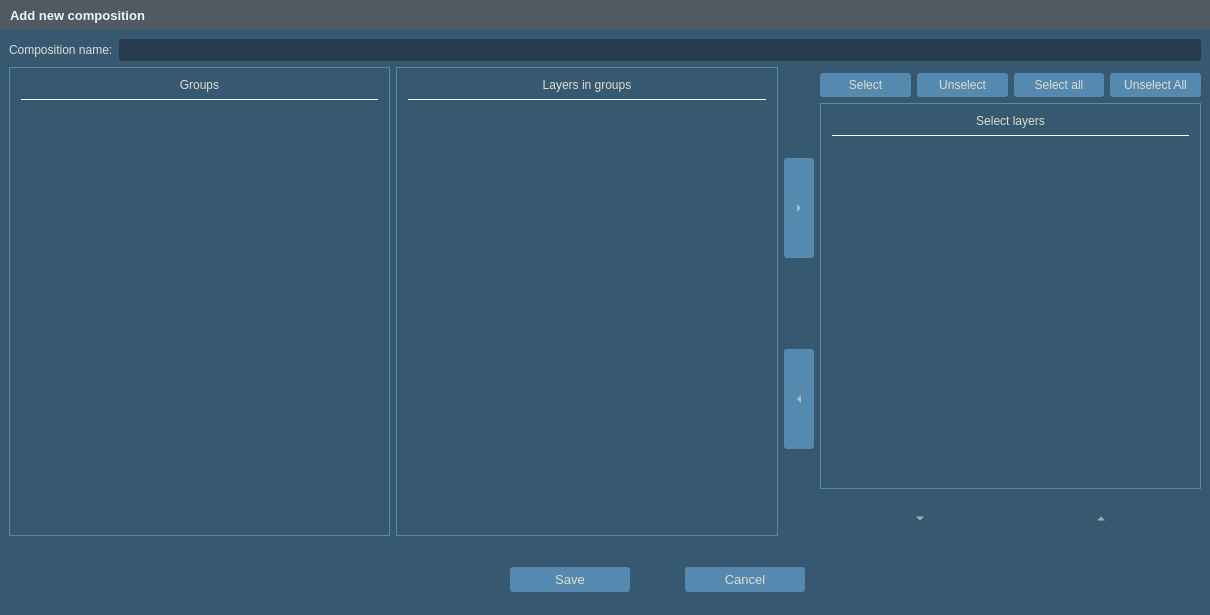
This is Kompozycje/nowa_kompozycja.ui in GIAPspzoo/GIAP_PolaMap_lite as Qt 5 draws it before an edit. The edited form follows.
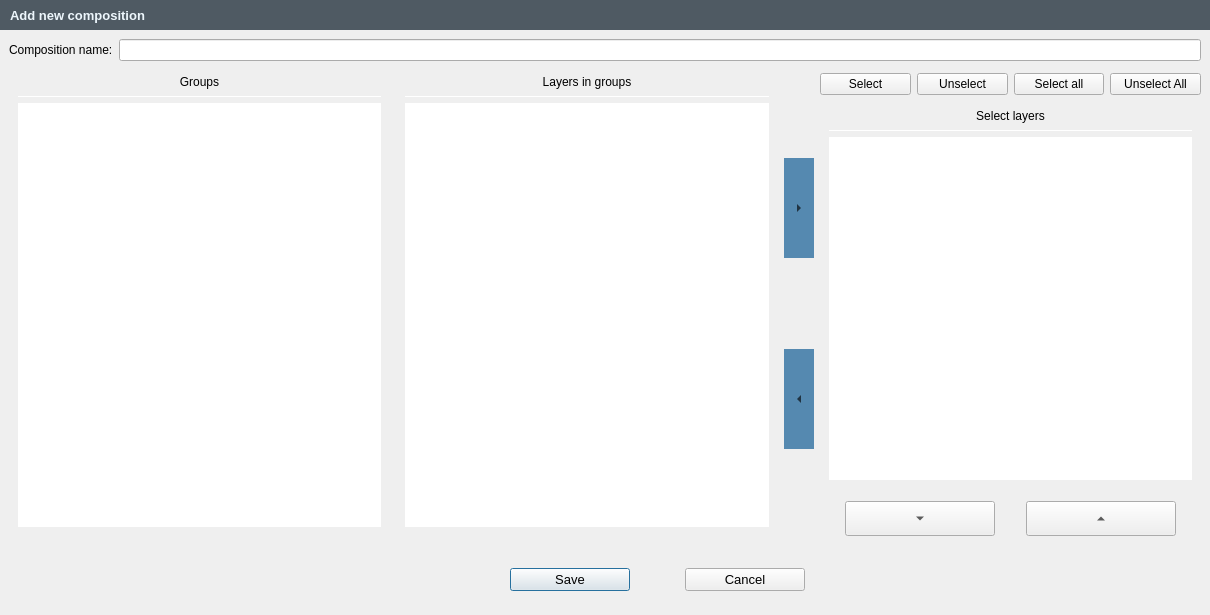
This is the edited form. Icons and pictures are not drawn.

```diff
--- a/Kompozycje/nowa_kompozycja.ui
+++ b/Kompozycje/nowa_kompozycja.ui
@@ -45,443 +45,7 @@
     <normaloff>:/plugins/GIAP-giap_layout/icons/giap_logo.png</normaloff>:/plugins/GIAP-giap_layout/icons/giap_logo.png</iconset>
   </property>
   <property name="styleSheet">
-   <string notr="true">* {
-background-color: #365871;
-selection-background-color:  #5589B0;
-color:#E0DECF;
-font: 10pt &quot;Segoe UI&quot;;
-}
-QLabel{
-font: 10pt &quot;Segoe UI&quot;;
-color:#E0DECF;
-}
-
-
-QScrollBar:horizontal {
-    height: 15px;
-}
-QScrollBar::handle:horizontal {
-    background: #5589B0;
-    border-radius: 5px;
-    width: 10px;
-    margin: 2px 0 2px 0;
-}
-QScrollBar::add-line:horizontal, QScrollBar::sub-line:horizontal  {
-    border: 1px solid #365871;
-    background: #365871;
-    width: 12px;
-}
- QScrollBar:vertical {
-     width: 15px;
- }
- QScrollBar::handle:vertical {
-     background: #5589B0;
-     height: 10px;
-     border-radius: 5px;
-         margin: 0px 2px 0px 2px;
- }
- QScrollBar::add-line:vertical{
-    border: 1px solid #365871;
-     background: #365871;
-     height: 12px;
- }
-
- QScrollBar::sub-line:vertical {
-      border: 1px solid #365871;
-     background: #365871;
-     height: 12px;
- }
-
-QAbstractScrollArea::corner {
- border: 1px solid #365871;
-width: 0px;
-height: 0px;
-}
-QProgressBar {
-    border: 2px solid #263B4E;
-    border-radius: 5px;
-}
-
-QCheckBox::indicator:disabled {
-background-color: #465A68;}
-
-QLineEdit, QTextEdit{
-color:#E0DECF;
-min-height: 20px;
-border: 1px solid;
-border-radius: 3px;
-border-color: #263c4e;
-background-color: #263c4e;
-}
-
-QLineEdit:focus{
-border: solid;
-border-style: solid;
-border-width: 1px;
-border-color: #E0DECF;
-}
-
-QPushButton {
-padding: 5px;
-border: none;
-border-width: 1px;
-border-radius: 3px;
-background-color: #5589B0;
-}
-QPushButton:checked {
-background-color: #5589B0;
-border: solid;
-border-width: 1px;
-border-color: #5589B0;
-}
-
-QPushButton:pressed {
-background-color: #5589B0;
-border: solid;
-border-width: 1px;
-border-color:#5589B0;
-}
-QPushButton:hover {
-background-color: #5589B0;
-border-radius: 3px;
-border: solid;
-border-style: solid;
-border-width: 1px;
-border-color: #E0DECF;
-}
-
-QToolButton {
-border: none;
-border-width: 0px;
-border-radius: 3px;
-background-color: none;
-}
-
-QToolButton:checked {
-background-color:#5589B0;
-border-radius: 3px;
-border: solid;
-border-width: 1px;
-border-color: #5589B0;
-}
-QToolButton:hover {
-background-color: #5589B0;
-border-radius: 3px;
-border: solid;
-border-width: 1px;
-border-color: #E0DECF;
-}
-
-
-QToolButton:pressed {
-background-color:#5589B0;
-border: solid;
-border-width: 1px;
-border-color: #5589B0;
-}
-
-QToolButton::menu, QToolButton::menu-button {
-background-color: #263C4E;
-border: solid;
-border-width: 1px;
-border-color: #5589B0;
-}
-QMenuBar {
-selection-background-color:  #5589B0;
-}
-QMenu{
-border: 1px solid #263c4e;
-
-}
-
-QMenu::item:selected {
-background-color:  #5589B0;
-}
-
-QHeaderView::section {
-    background-color: #5589B0;
-    color: #E0DECF;
-    padding-left: 4px;
-    border: 1px solid #4F5A63;
-}
-
-QHeaderView::section:checked
-{
-    background-color: #5589B0;
-}
-
-QComboBox{
-min-height: 26px;
-}
-
-QComboBox QListView{
-selection-background-color:  #5589B0;
-    color: #E0DECF;
-     border: 1px solid #263c4e;
-}
-
-QComboBox:disabled {
-background-color: #465A68;
-color: black;
-}
-
-QComboBox:editable {
-border: 0px solid #5589B0;
-border-radius: 3px;
-background-color: #263c4e;
-padding: 0px 0px 0px 3px;
-}
-
-QComboBox:editable:focus{
-border: solid;
-border-style: solid;
-border-width: 1px;
-border-color: #E0DECF;
-}
-
-QComboBox:!editable {
-border: 0px solid #5589B0;
-border-radius: 3px;
-background-color: #263c4e;
-padding:0px 3px 0px 3px;
-}
-
-QComboBox:!editable:on {
-background-color: #263c4e;
-border: solid;
-border-width: 1px;
-border-color: #365871;
-padding:0px 5px 0px 3px;
-}
-
-QComboBox::drop-down {
-border-left: solid;
-border-width: 0px;
-background-color: #263c4e;
-border-radius: 3px;
-}
-QComboBox::drop-down:editable:on {
-background-color:#263c4e;
-border: solid;
-border-width: 1px;
-border-color: #263c4e;
-}
-
-QComboBox::drop-down:!editable:on {
-background-color: #263c4e;
-}
-
-QComboBox::down-arrow {
-        image:  url(:/plugins/GIAP-PolaMap/icons/branch-open.png);
-    width: 18px;
-    height: 28px;
-}
-
-QComboBox::down-arrow:hover, QComboBox::down-arrow:pressed{
-border: solid;
-border-width: 0px;
-border-color: #E0DECF;
-border-radius: 3px;
-margin:0px 3px 0px -1px;
-}
-
-QToolTip {
-color:#E0DECF;
-	font: 10pt &quot;Segoe UI&quot;;
-font-weight: normal;
-border-style: double;
-border: 1px;
-border-radius: 3px;
-background-color:#4F5A63;
-}
-
-Line{
-color: 1px solid #E0DECF;
-}
-
-QTabBar::tab {
-padding: 2px;
-color: #E0DECF;
-}
-QTabWidget::tab-bar {
-    left: 5px;
-}
-QTabWidget::pane {
-border: 1px solid #365871;
-border-top: 1px solid #5589B0;
-}
-
-QTabBar::tab:selected, QTabBar::tab:hover, QTabBar::tab:!selected:hover {
-font-weight: 450;
-padding: 3px;
-border-top: 1px solid #365871;
-border-right: 0px solid #E0DECF;
-border-left: 0px solid #E0DECF;
-border-bottom: 3px solid #E0DECF;
-margin-bottom: 2px;
-background: #5589B0;
-}
-
-QTabBar::tab:!selected {
-font-weight: 450;
-color: #E0DECF;
-border: 2px solid #365871;
-margin-bottom: 2px;
-padding: 3px;
-}
-
-QTreeView {
-    border: 1px solid;
-    border-color: #5589B0;
-    margin: 2px;
-   show-decoration-selected: 1;
-}
-
-QTreeView::item,
-QTreeView::branch {
-    color: #E0DECF;
-     padding: 2px;
-}
-
-QTreeView:branch:hover,
-QTreeView:item:hover
-{
-    background-color: #5589B0;
-}
-
-QTreeView:branch:selected,
-QTreeView:item:selected
-{
-    background-color: #5589B0;
-    color: #E0DECF;
-}
-
-QTreeView::branch:has-children:!has-siblings:closed,
-QTreeView::branch:closed:has-children:has-siblings {
-        border-image: none;
-        image: url(:/plugins/GIAP-PolaMap/icons/branch-closed.png);
-}
-
-QTreeView::branch:open:has-children:!has-siblings,
-QTreeView::branch:open:has-children:has-siblings  {
-        border-image: none;
-        image:  url(:/plugins/GIAP-PolaMap/icons/branch-open.png);
-}
-
-QProgressBar {
-    border: 2px solid #365871;
-    background-color: #365871;
-    border-radius: 3px;
-    text-align: center;
-    color: #E0DECF;
-}
-
-QProgressBar::chunk {
-    background-color: #5589B0;
-}
-QSpinBox, QDoubleSpinBox,
-QSpinBox:editable,
-QSpinBox:hover,
-QSpinBox:pressed,
-QDoubleSpinBox:editable,
-QDoubleSpinBox:hover,
-QDoubleSpinBox:pressed {
-    border: 1px solid;
-    border-radius: 3px;
-    border-color: #263c4e;
-background-color: #263c4e;
-}
-QSpinBox:focus, QDoubleSpinBox:focus {
-border-style: solid;
-border-width: 0px;
-border-color: #E0DECF;
-}
-QSpinBox:disabled, QDoubleSpinBox:disabled {
-  border: none;
-  border-bottom: 1px solid #263c4e;
-  border-radius: 0;
-  background: #263c4e;
-  color: #000000;
-}
-QSpinBox::up-button, QDoubleSpinBox::up-button{
-  subcontrol-origin: border;
-  subcontrol-position: top right;
-  border: 0px solid #E0DECF;
-  border-radius: 3;
-  background: #263c4e;
-}
-
-QSpinBox::down-button, QDoubleSpinBox::down-button {
-  subcontrol-origin: border;
-  subcontrol-position: bottom right;
-  border: 0px solid #E0DECF;
-  border-radius: 3;
-  background: #263c4e;
-}
-QSpinBox::down-button:hover, QDoubleSpinBox::down-button:hover, QSpinBox::up-button:hover, QDoubleSpinBox::up-button:hover {
-border: solid;
-border-width: 1px;
-border-color: #E0DECF;
-}
-
-QSpinBox::up-arrow:disabled,
-QSpinBox::up-arrow:off {
-  image: none;
-}
-
-QSpinBox::down-arrow:disabled,
-QSpinBox::down-arrow:off,
- QDoubleSpinBox::down-arrow:disabled,
-QDoubleSpinBox::down-arrow:off{
-  image: none;
-}
-
-QTableView {
-    selection-background-color: #5589B0;
-}
-
-QGroupBox {
-    border-top: 1px solid #E0DECF;
-    margin-top: 5ex;
-}
-QGroupBox::title {
-    subcontrol-origin: margin;
-    padding: 0 5px;
-    }
-
-QDockWidget {
-    border: 10px solid lightgray;
-
-}
-
-QTableView, QListView
-        {
-            gridline-color:#4F5A63;
-            color: #E0DECF;
-            alternate-background-color: #4F5A63;
-            selection-background-color: #5589B0;
-            border: 1px solid #5589B0;
-        }
-QTableView::item, QListView::item
-        {
-            color: #E0DECF;
-        }
-QTableView::item:hover, QListView::item:hover
-        {
-            color: #E0DECF;
-            background: #5589B0;
-            selection-background-color: #5589B0;
-        }
-QTableView::item:focus, QListView::item:focus
-        {
-            color: #E0DECF;
-            background: #263B4E;
-        }
-QTableView::item:selected, QListView::item:selected
-        {
-            color: #E0DECF;
-            background-color: #5589B0;
-        }</string>
+   <string notr="true"/>
   </property>
   <property name="locale">
    <locale language="English" country="UnitedKingdom"/>
@@ -654,48 +218,8 @@
        <widget class="QFrame" name="frame_layers">
         <property name="styleSheet">
          <string notr="true">QFrame {
-background-color: #365871;
-selection-background-color:  #5589B0;
-font: 10pt &quot;Segoe UI&quot;;
-padding: 2px;
-border: 1px solid #5589B0;
-}
-QLabel{
-font: 12pt &quot;Segoe UI&quot;;
-color:#E0DECF;
-}
-
-QScrollBar:horizontal {
-    height: 15px;
-}
-QScrollBar::handle:horizontal {
-    background: #5589B0;
-    border-radius: 5px;
-    width: 10px;
-    margin: 2px 0 2px 0;
-}
-
- QScrollBar:vertical {
-     width: 15px;
- }
- QScrollBar::handle:vertical {
-     background: #5589B0;
-     height: 10px;
-     border-radius: 5px;
-	 margin: 0px 2px 0px 2px;
- }
- QScrollBar::add-line:vertical{
-border: 1px solid #365871;
-     background:#365871;
-     height: 12px;
- }
-
- QScrollBar::sub-line:vertical {
-border: 1px solid #365871;
-     background: #365871;
-     height: 12px;
- }
-</string>
+border: 0px solid #5589B0;
+}</string>
         </property>
         <property name="frameShape">
          <enum>QFrame::StyledPanel</enum>
@@ -778,48 +302,8 @@
        <widget class="QFrame" name="frame_5">
         <property name="styleSheet">
          <string notr="true">QFrame {
-background-color: #365871;
-selection-background-color:  #5589B0;
-font: 10pt &quot;Segoe UI&quot;;
-padding: 2px;
-border: 1px solid #5589B0;
-}
-QLabel{
-font: 12pt &quot;Segoe UI&quot;;
-color:#E0DECF;
-}
-
-QScrollBar:horizontal {
-    height: 15px;
-}
-QScrollBar::handle:horizontal {
-    background: #5589B0;
-    border-radius: 5px;
-    width: 10px;
-    margin: 2px 0 2px 0;
-}
-
- QScrollBar:vertical {
-     width: 15px;
- }
- QScrollBar::handle:vertical {
-     background: #5589B0;
-     height: 10px;
-     border-radius: 5px;
-	 margin: 0px 2px 0px 2px;
- }
- QScrollBar::add-line:vertical{
-border: 1px solid #365871;
-     background:#365871;
-     height: 12px;
- }
-
- QScrollBar::sub-line:vertical {
-border: 1px solid #365871;
-     background: #365871;
-     height: 12px;
- }
-</string>
+border: 0px solid #5589B0;
+}</string>
         </property>
         <property name="frameShape">
          <enum>QFrame::StyledPanel</enum>
@@ -948,47 +432,9 @@
        <widget class="QFrame" name="frame_groups">
         <property name="styleSheet">
          <string notr="true">QFrame {
-background-color: #365871;
-selection-background-color:  #5589B0;
-font: 10pt &quot;Segoe UI&quot;;
-padding: 2px;
-border: 1px solid #5589B0;
+border: 0px solid #5589B0;
 }
-QLabel{
-font: 12pt &quot;Segoe UI&quot;;
-color:#E0DECF;
-}
 
-QScrollBar:horizontal {
-    height: 15px;
-}
-QScrollBar::handle:horizontal {
-    background: #5589B0;
-    border-radius: 5px;
-    width: 10px;
-    margin: 2px 0 2px 0;
-}
-
- QScrollBar:vertical {
-     width: 15px;
- }
- QScrollBar::handle:vertical {
-     background: #5589B0;
-     height: 10px;
-     border-radius: 5px;
-	 margin: 0px 2px 0px 2px;
- }
- QScrollBar::add-line:vertical{
-border: 1px solid #365871;
-     background:#365871;
-     height: 12px;
- }
-
- QScrollBar::sub-line:vertical {
-border: 1px solid #365871;
-     background: #365871;
-     height: 12px;
- }
 </string>
         </property>
         <property name="frameShape">
```
